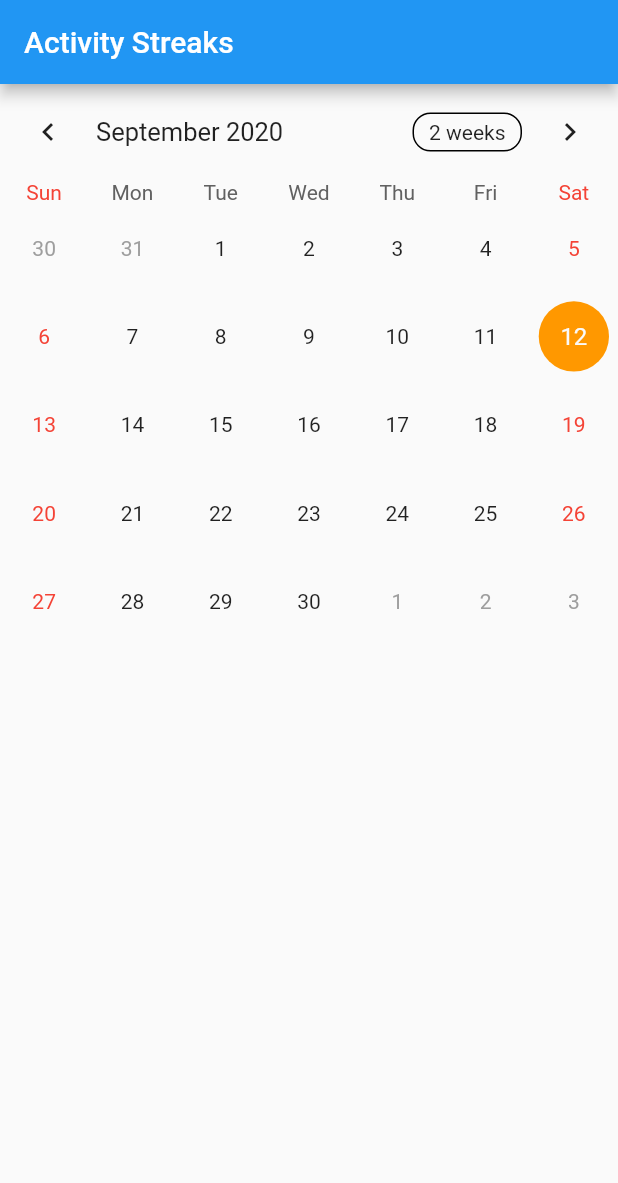
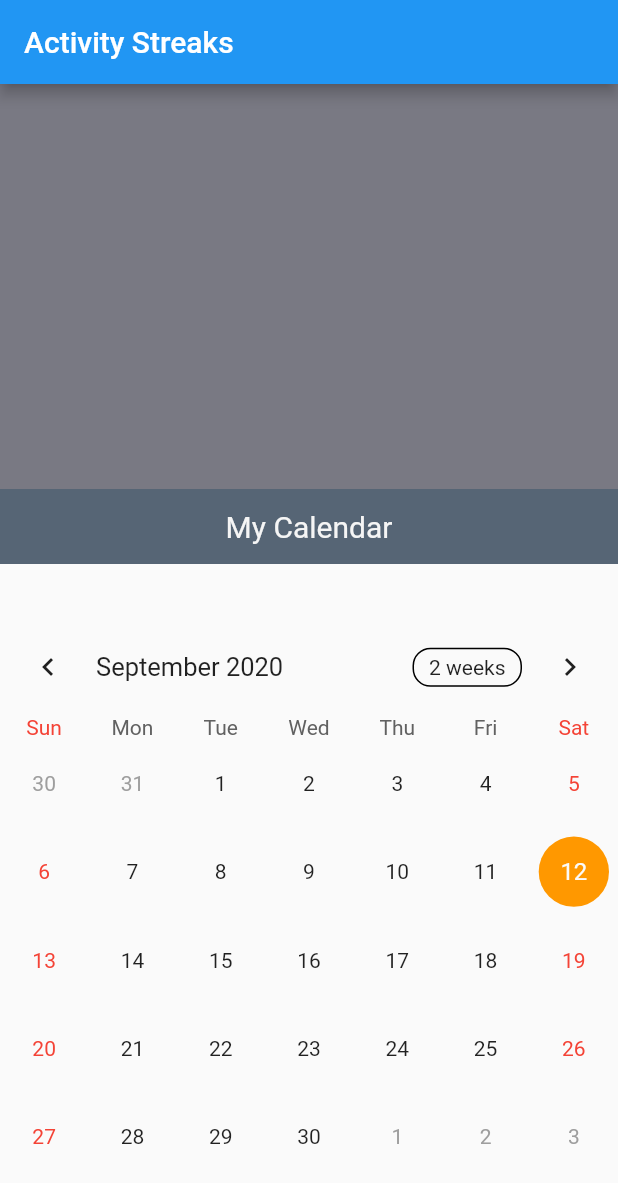
Before and after one commit to levylevylevy/onceadailydo, a Flutter app: the screen it shows after launch, on a phone screen of 412 x 824 dp. Shown: the top 1183 px of the screen. Run offline on Flutter 3.47's test engine with Material 2 defaults, Android fonts, the light colour scheme and no system bars; drawn by our look-alikes of table_calendar; our stand-ins replace flutter_linkify; missing offline and left inert: HopHacks, flutter_circular_text.

Commit message:
Update main.dart

```diff
--- a/lib/main.dart
+++ b/lib/main.dart
@@ -1,7 +1,9 @@
 import 'package:flutter/cupertino.dart';
 import 'package:flutter/material.dart';
 import 'package:table_calendar/table_calendar.dart';
-
+import 'package:flutter_circular_text/circular_text.dart';
+import 'package:flutter_circular_text/circular_text/model.dart';
+import 'package:flutter_circular_text/circular_text/widget.dart';
 
 void main() => runApp(StreaksScreen());
 
@@ -38,8 +40,28 @@ class _HomePageState extends State<HomePage> {
 
 
 
+body: Center(
+  child: Column(
+    children: <Widget>[
+      Container(
+        color: Color(0xFF797983),
+        height: 270,
+        width:600,
+  ),
+      Container(
+        color: Color(0xFF566575),
+        height: 50,
+        width:600,
+        child: new Text("My Calendar",
+          style: TextStyle(
+              fontSize: 20.0,
+              color: Color(0xFFF5F5F5),
+          ),
+        ),
+        alignment: AlignmentDirectional(0.0, 0.0),
+      ),
 
-      body:SingleChildScrollView(
+      Expanded(
     child: new Align(
     alignment: Alignment.bottomCenter,
     child:Column(
@@ -60,6 +82,12 @@ TableCalendar(
     ),
     ),
       )
+
+],
+  )
+
+
+)
     );
   }
 }
```
Lines whose indentation alone changed are shown as unchanged.
